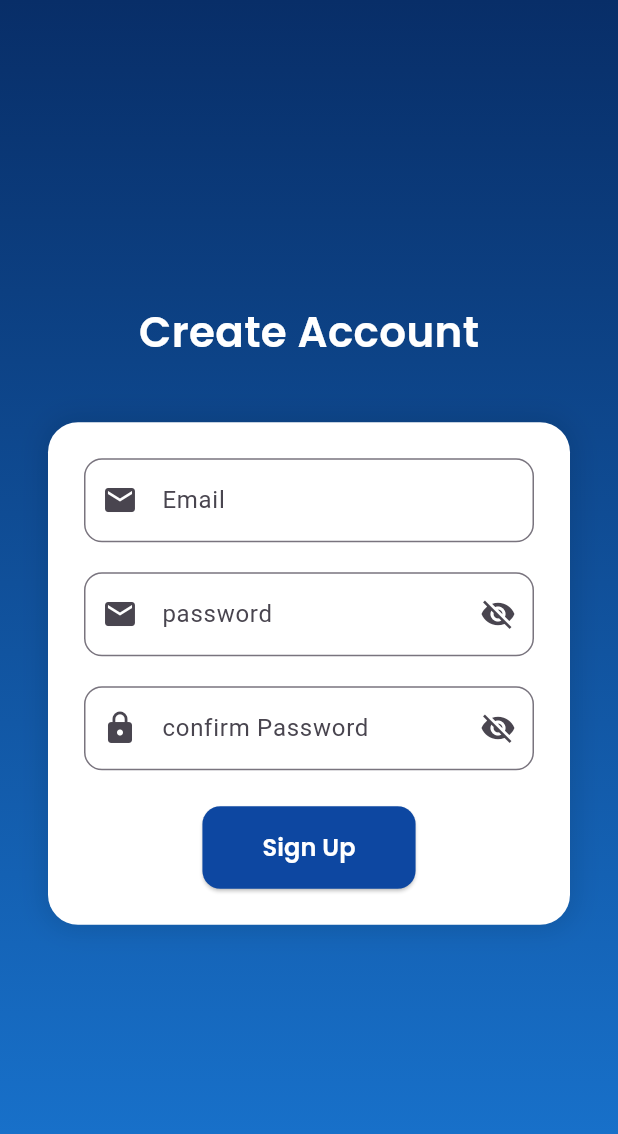
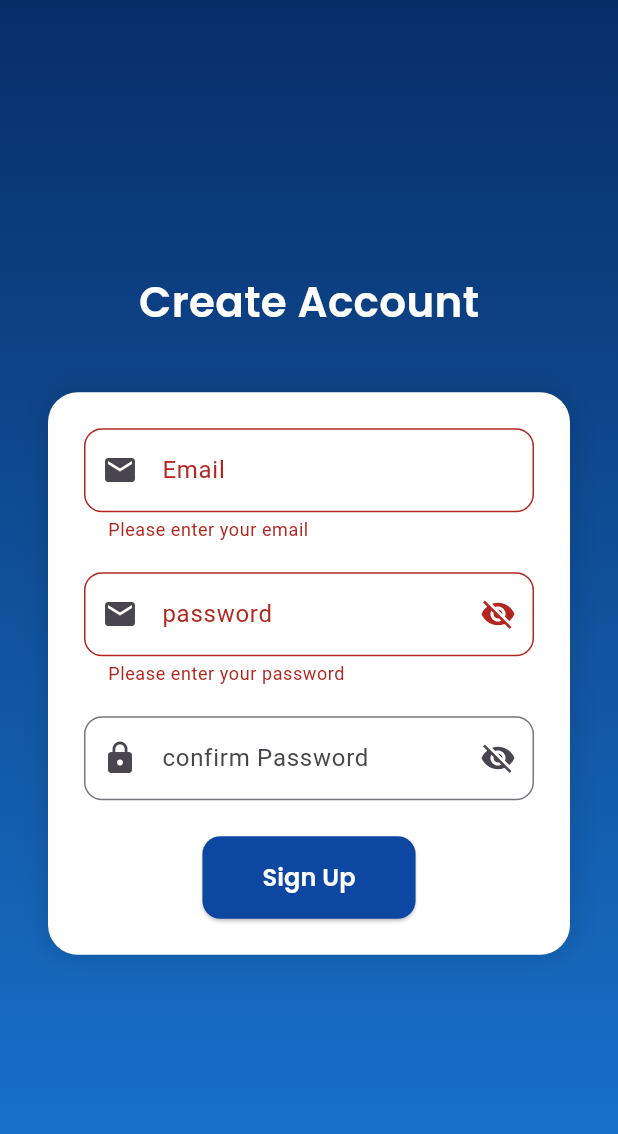
Before and after one commit to bakar301/objectiq, a Flutter app: the SignupScreen screen opened directly, after a tap on "Sign Up", on a phone screen of 412 x 824 dp. Shown: the top 1134 px of the screen. Run offline on Flutter 3.47's test engine with Material 3 defaults, Android fonts, the light colour scheme and no system bars; our stand-ins replace camera, google_fonts, image_picker, pdf, permission_handler, supabase_flutter; missing offline and left inert: universal_html; accounts and stored records are empty.

Commit message:
Initial commit

```diff
--- a/lib/auth/signup_page.dart
+++ b/lib/auth/signup_page.dart
@@ -21,6 +21,11 @@ class _SignupScreenState extends State<SignupScreen> {
   final _confirmPasswordController = TextEditingController();
   // This boolean controls the visibility of the password
   bool _obscureText = true;
+
+  // New state variables for error messages
+  String? _emailError;
+  String? _passwordError;
+
   @override
   void dispose() {
     super.dispose();
@@ -96,6 +101,9 @@ class _SignupScreenState extends State<SignupScreen> {
             decoration: InputDecoration(
               labelText: 'Email',
               prefixIcon: Icon(Icons.email),
+
+              // Show error notification under email field
+              errorText: _emailError,
               border: OutlineInputBorder(
                 borderRadius: BorderRadius.circular(12),
               ),
@@ -108,6 +116,9 @@ class _SignupScreenState extends State<SignupScreen> {
             decoration: InputDecoration(
               labelText: 'password',
               prefixIcon: Icon(Icons.email),
+
+              // Show error notification under email field
+              errorText: _passwordError,
               border: OutlineInputBorder(
                 borderRadius: BorderRadius.circular(12),
               ),
@@ -148,14 +159,32 @@ class _SignupScreenState extends State<SignupScreen> {
           const SizedBox(height: 24),
           ElevatedButton(
             onPressed: () async {
+              // Validate inputs and show errors if any
+              setState(() {
+                _emailError = _emailController.text.isEmpty
+                    ? 'Please enter your email'
+                    : null;
+                _passwordError = _passwordController.text.isEmpty
+                    ? 'Please enter your password'
+                    : null;
+              });
+              // If any field is empty, do not proceed
+              if (_emailController.text.isEmpty ||
+                  _passwordController.text.isEmpty) {
+                return;
+              }
+              // Continue with Supabase authentication if all fields are valid
               final res = await _supabaseAuth.signUp(
                 email: _emailController.text,
                 password: _passwordController.text,
               );
               if (res.user != null) {
                 log("User register successfully");
-                Navigator.pushReplacement(context,
-                    MaterialPageRoute(builder: (context) => LoginScreen()));
+                // ignore: use_build_context_synchronously
+                Navigator.pushReplacement(
+                  context,
+                  MaterialPageRoute(builder: (context) => LoginScreen()),
+                );
               }
             },
             style: ElevatedButton.styleFrom(
--- a/lib/provider/history_provider.dart
+++ b/lib/provider/history_provider.dart
@@ -15,11 +15,13 @@ class HistoryProvider with ChangeNotifier {
 
   Future<void> _insertItemToDatabase(HistoryItem item) async {
     final client = Supabase.instance.client;
+
     final response = await client.from('objectiq').insert({
       'id': item.id, // if you're setting your own ID
       'image_path': item.imagePath,
       'date': item.date.toIso8601String(),
-
+      'name': item.name,
+      'color': item.color,
       'context': item.context,
       'summary': item.summary,
       'food': item.food,
```
Also changed, not shown: lib/auth/login_page.dart (+29 -5 lines), lib/main.dart (+5 -3 lines), lib/screen/analyze_page.dart (+32 -14 lines), 2 other files.
